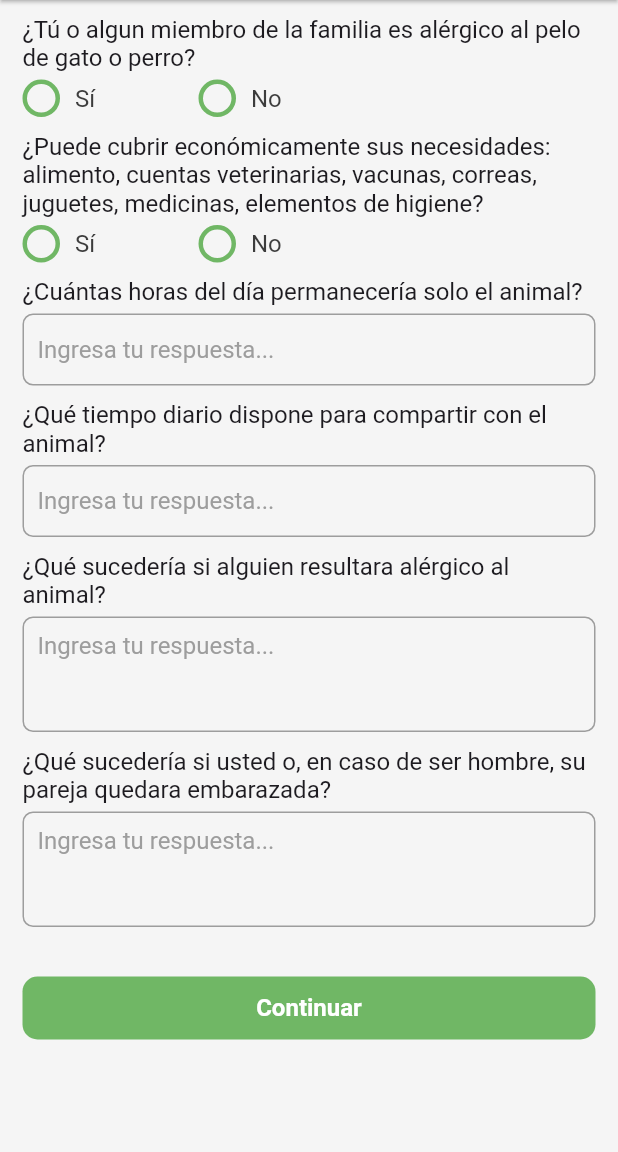
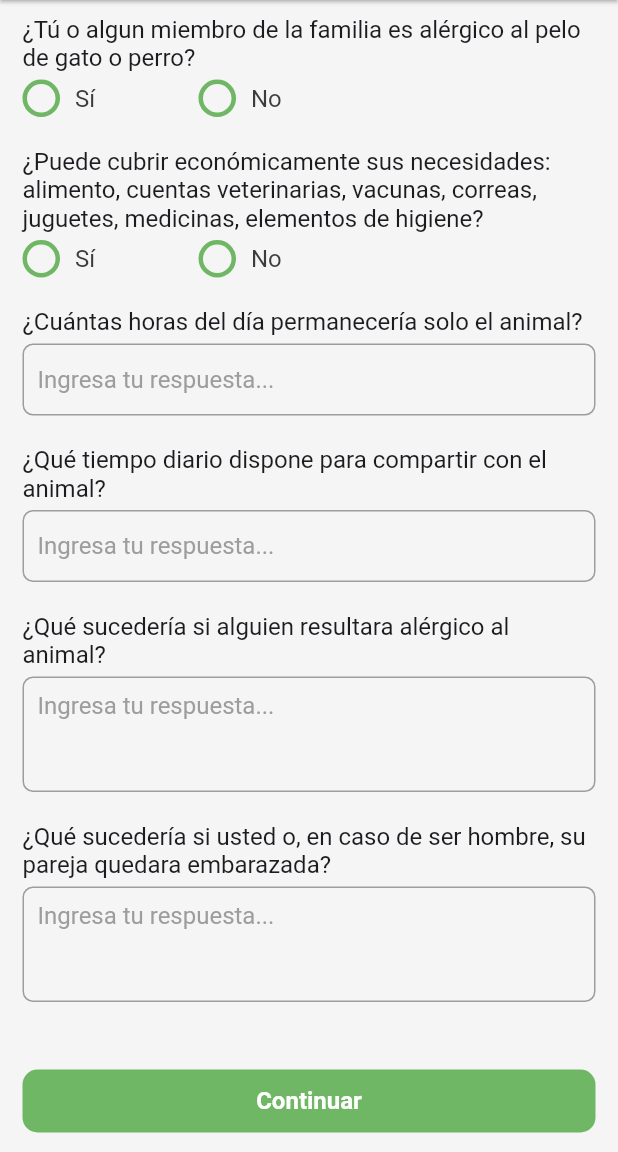
Before and after one commit to Sofia-mont/pet_home_app, a Flutter app: the QuestionaryScreen screen opened by its route, after a tap on "Continuar", on a phone screen of 412 x 824 dp, the part 84-1236 px from its top. Run offline on Flutter 3.47's test engine with Material 3 defaults, Android fonts, the phone set to English and light mode, and no system bars; our stand-ins replace flutter_custom_clippers, flutter_riverpod, go_router, google_fonts.

Commit message:
Fix spacings and buttons

```diff
--- a/lib/core/router/router.dart
+++ b/lib/core/router/router.dart
@@ -12,6 +12,7 @@ import 'package:pet_home/features/form_adoption/ui/questionary_first_screen.dart
 import 'package:pet_home/features/form_adoption/ui/questionary_second_screen.dart';
 import 'package:pet_home/features/form_adoption/ui/questionary_third_screen.dart';
 import 'package:pet_home/features/form_adoption/ui/secondary_data_screen.dart';
+import 'package:pet_home/features/form_adoption/ui/success_form_sent_screen.dart';
 import 'package:pet_home/features/home/ui/home_screen.dart';
 import 'package:pet_home/features/publications/ui/user_publications_screen.dart';
 import 'package:pet_home/ui/widgets/errors_screen.dart';
@@ -30,7 +31,8 @@ enum RoutePath {
   adoptionSecondaryData(path: '/adoption-form-secondary-information'),
   adoptionQuestionaryFirts(path: '/adoption-form-questionary-1'),
   adoptionQuestionarySecond(path: '/adoption-form-questionary-2'),
-  adoptionQuestionaryThird(path: '/adoption-form-questionary-3');
+  adoptionQuestionaryThird(path: '/adoption-form-questionary-3'),
+  successFormSent(path: '/success-form-sent');
 
   const RoutePath({required this.path});
   final String path;
@@ -89,6 +91,11 @@ final goRouterProvider = Provider<GoRouter>((ref) {
         name: RoutePath.adoptionSecondaryData.name,
         builder: (context, state) => const SecondaryDataScreen(),
       ),
+      GoRoute(
+        path: RoutePath.successFormSent.path,
+        name: RoutePath.successFormSent.name,
+        builder: (context, state) => const SuccessFormSentScreen(),
+      ),
       //LOGIN ROUTES
       GoRoute(
         path: RoutePath.login.path,
--- a/lib/features/form_adoption/ui/questionary_first_screen.dart
+++ b/lib/features/form_adoption/ui/questionary_first_screen.dart
@@ -27,8 +27,11 @@ class _QuestionaryScreenState extends State<QuestionaryScreen> {
       ),
       body: Padding(
         padding: const EdgeInsets.symmetric(horizontal: 15, vertical: 10),
+        child: Column(
+          children: [
+            Expanded(
+              child: SingleChildScrollView(
                 child: Form(
-          child: SingleChildScrollView(
                   child: Column(
                     mainAxisSize: MainAxisSize.min,
                     crossAxisAlignment: CrossAxisAlignment.start,
@@ -45,15 +48,9 @@ class _QuestionaryScreenState extends State<QuestionaryScreen> {
                         title: '¿Por qué quiere adoptar un animal?',
                         hintText: 'Ingresa tu respuesta...',
                       ),
-                const SizedBox(
-                  height: 10,
-                ),
                       const InputWithText(
                         title: 'Tipo de vivienda',
                         hintText: 'Selecciona',
-                ),
-                const SizedBox(
-                  height: 10,
                       ),
                       Text(
                         '¿La vivienda es propia o de alquiler?',
@@ -87,7 +84,7 @@ class _QuestionaryScreenState extends State<QuestionaryScreen> {
                         ],
                       ),
                       const SizedBox(
-                  height: 10,
+                        height: 20,
                       ),
                       Text(
                         '¿El reglamento de su vivienda permite mascotas?',
@@ -121,7 +118,7 @@ class _QuestionaryScreenState extends State<QuestionaryScreen> {
                         ],
                       ),
                       const SizedBox(
-                  height: 10,
+                        height: 20,
                       ),
                       Text(
                         '¿Su vivienda tiene patio, terraza o jardín? Si es así, ¿es cubierto?',
@@ -166,7 +163,7 @@ class _QuestionaryScreenState extends State<QuestionaryScreen> {
                         ],
                       ),
                       const SizedBox(
-                  height: 10,
+                        height: 20,
                       ),
                       Text(
                         '¿Está dispuesto a colocar protecciones para prevenir escapes y accidentes?',
@@ -200,26 +197,29 @@ class _QuestionaryScreenState extends State<QuestionaryScreen> {
                         ],
                       ),
                       const SizedBox(
-                  height: 10,
+                        height: 20,
                       ),
                       const InputWithText(
                         title:
                             '¿Qué lugar de la vivienda estaría destinado al animal?',
                         hintText: 'Ingresa tu respuesta...',
                       ),
-                const SizedBox(
-                  height: 30,
-                ),
-                LargeButton(
-                  text: 'Continuar',
-                  onPressed: () =>
-                      context.push(RoutePath.adoptionQuestionarySecond.path),
-                ),
                     ],
                   ),
                 ),
               ),
             ),
+            Visibility(
+              visible: MediaQuery.of(context).viewInsets.bottom == 0.0,
+              child: LargeButton(
+                text: 'Continuar',
+                onPressed: () =>
+                    context.push(RoutePath.adoptionQuestionarySecond.path),
+              ),
+            ),
+          ],
+        ),
+      ),
     );
   }
 }
--- a/lib/features/form_adoption/ui/questionary_second_screen.dart
+++ b/lib/features/form_adoption/ui/questionary_second_screen.dart
@@ -28,8 +28,11 @@ class _QuestionarySecondScreenState extends State<QuestionarySecondScreen> {
       ),
       body: Padding(
         padding: const EdgeInsets.symmetric(horizontal: 15, vertical: 10),
+        child: Column(
+          children: [
+            Expanded(
+              child: SingleChildScrollView(
                 child: Form(
-          child: SingleChildScrollView(
                   child: Column(
                     mainAxisSize: MainAxisSize.min,
                     crossAxisAlignment: CrossAxisAlignment.start,
@@ -66,7 +69,7 @@ class _QuestionarySecondScreenState extends State<QuestionarySecondScreen> {
                         ],
                       ),
                       const SizedBox(
-                  height: 10,
+                        height: 20,
                       ),
                       Text(
                         '¿Puede cubrir económicamente sus necesidades: alimento, cuentas veterinarias, vacunas, correas, juguetes, medicinas, elementos de higiene?',
@@ -100,49 +103,44 @@ class _QuestionarySecondScreenState extends State<QuestionarySecondScreen> {
                         ],
                       ),
                       const SizedBox(
-                  height: 10,
+                        height: 20,
                       ),
                       const InputWithText(
-                  title: '¿Cuántas horas del día permanecería solo el animal?',
+                        title:
+                            '¿Cuántas horas del día permanecería solo el animal?',
                         hintText: 'Ingresa tu respuesta...',
-                ),
-                const SizedBox(
-                  height: 10,
                       ),
                       const InputWithText(
                         title:
                             '¿Qué tiempo diario dispone para compartir con el animal?',
                         hintText: 'Ingresa tu respuesta...',
                       ),
-                const SizedBox(
-                  height: 10,
-                ),
                       const LargeInputWithText(
                         title:
                             '¿Qué sucedería si alguien resultara alérgico al animal?',
                         hintText: 'Ingresa tu respuesta...',
-                ),
-                const SizedBox(
-                  height: 10,
                       ),
                       const LargeInputWithText(
                         title:
                             '¿Qué sucedería si usted o, en caso de ser hombre, su pareja quedara embarazada?',
                         hintText: 'Ingresa tu respuesta...',
                       ),
-                const SizedBox(
-                  height: 30,
-                ),
-                LargeButton(
-                  text: 'Continuar',
-                  onPressed: () =>
-                      context.push(RoutePath.adoptionQuestionaryThird.path),
-                ),
                     ],
                   ),
                 ),
               ),
             ),
+            Visibility(
+              visible: MediaQuery.of(context).viewInsets.bottom == 0.0,
+              child: LargeButton(
+                text: 'Continuar',
+                onPressed: () =>
+                    context.push(RoutePath.adoptionQuestionaryThird.path),
+              ),
+            ),
+          ],
+        ),
+      ),
     );
   }
 }
--- a/lib/ui/widgets/inputs/input_with_title.dart
+++ b/lib/ui/widgets/inputs/input_with_title.dart
@@ -52,6 +52,9 @@ class _InputWithTextState extends State<InputWithText> {
             hintStyle: const TextStyle(color: Palette.textMedium),
           ),
         ),
+        const SizedBox(
+          height: 20,
+        ),
       ],
     );
   }
--- a/lib/ui/widgets/inputs/large_input_with_title.dart
+++ b/lib/ui/widgets/inputs/large_input_with_title.dart
@@ -52,6 +52,9 @@ class _LargeInputWithTextState extends State<LargeInputWithText> {
             hintStyle: const TextStyle(color: Palette.textMedium),
           ),
         ),
+        const SizedBox(
+          height: 20,
+        ),
       ],
     );
   }
```
Also changed, not shown: lib/features/form_adoption/ui/family_data_screen.dart (+7 -14 lines), lib/features/form_adoption/ui/personal_data_screen.dart (+15 -30 lines), lib/features/form_adoption/ui/questionary_third_screen.dart (+18 -10 lines), lib/features/form_adoption/ui/secondary_data_screen.dart (+9 -15 lines), lib/features/form_adoption/ui/success_form_sent_screen.dart (+56 -1 lines). Lines whose indentation alone changed are shown as unchanged.
